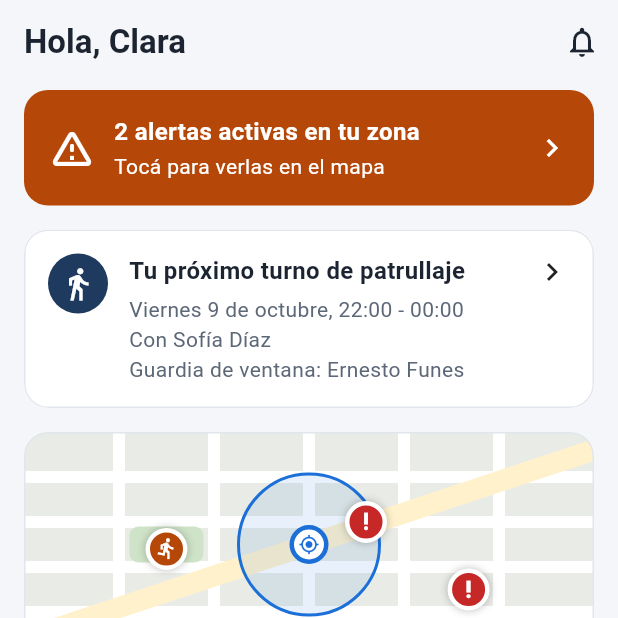
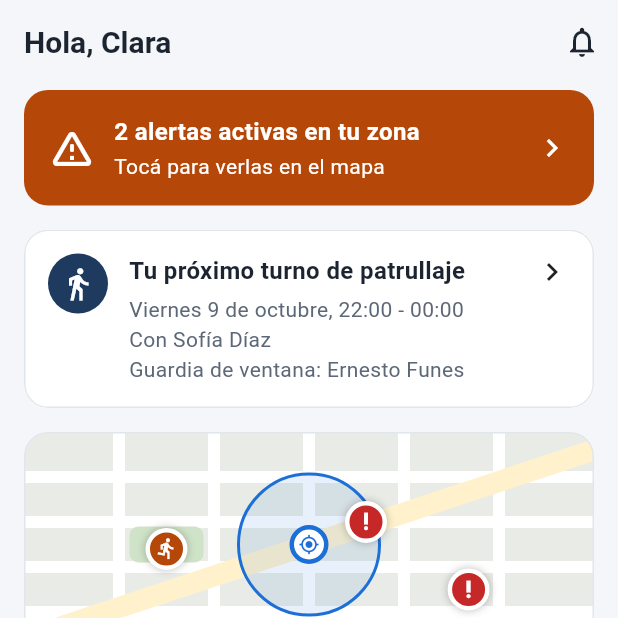
Before and after one commit to JuanPabloSimon/Proyecto_Barrio_Seguro, a Flutter app: the screen it shows after launch, after a tap on "Ingresar", on a phone screen of 412 x 824 dp, the top half of it. Run offline on Flutter 3.47's test engine with Material 3 defaults, Android fonts, the phone set to English and light mode, and no system bars.

Commit message:
A11Y: texto escalable al 200 % y movimiento reducido
Texto escalable
- Filas sin Flexible pasan a Wrap o Flexible: estado + hora en el detalle
  y en la hoja del mapa, "Alertas cerca tuyo" + "Ver en el mapa", rol del
  perfil y nombres de vecinos en los turnos.
- La leyenda del mapa deja de flotar encima del mapa: va arriba en un Wrap.
- Hoja del mapa y diálogos (911, cerrar sesión) desplazables.
- Ayudas y errores de los formularios con hasta 4 líneas.
- Iniciales del perfil se achican dentro del círculo en vez de desbordar.
- Títulos de 20 sp y más cortos ("Editar mis datos", "Mis alertas",
  "Detalle de alerta") para que entren con la escala que aplica Flutter.

Movimiento y tiempo
- TransicionAccesible: las transiciones entre pantallas desaparecen cuando
  el sistema tiene activado "Quitar animaciones".
- mostrarAviso(): avisos de 6 segundos con botón para cerrarlos, usado en
  todas las pantallas. Solo confirman acciones; nada depende de ellos.

Co-Authored-By: Claude Opus 5.5 <noreply@anthropic.com>
Claude-Session: https://claude.ai/code/session_01XtnwWcntMYJEkWyjUck3zr

```diff
--- a/lib/screens/home_screen.dart
+++ b/lib/screens/home_screen.dart
@@ -8,6 +8,7 @@ import '../theme/app_colors.dart';
 import '../utils/fechas.dart';
 import '../widgets/dialogo_911.dart';
 import '../widgets/mapa_simulado.dart';
+import '../widgets/objetivo_tactil.dart';
 import '../widgets/tarjeta_alerta.dart';
 import '../widgets/tarjeta_tocable.dart';
 import 'detalle_alerta_screen.dart';
@@ -96,15 +97,17 @@ class HomeScreen extends StatelessWidget {
             ),
           ),
           const SizedBox(height: 24),
-          Row(
+          // Wrap: con texto grande el botón baja a la línea siguiente.
+          Wrap(
+            alignment: WrapAlignment.spaceBetween,
+            crossAxisAlignment: WrapCrossAlignment.center,
+            spacing: ObjetivoTactil.separacion,
             children: [
-              Expanded(
-                child: Semantics(
-                  header: true,
-                  child: Text(
-                    'Alertas cerca tuyo',
-                    style: TextStyle(fontSize: 18, fontWeight: FontWeight.bold),
-                  ),
+              Semantics(
+                header: true,
+                child: const Text(
+                  'Alertas cerca tuyo',
+                  style: TextStyle(fontSize: 18, fontWeight: FontWeight.bold),
                 ),
               ),
               TextButton(
--- a/lib/screens/mapa_screen.dart
+++ b/lib/screens/mapa_screen.dart
@@ -24,16 +24,20 @@ class _MapaScreenState extends State<MapaScreen> {
       context: context,
       showDragHandle: true,
       useSafeArea: true,
-      builder: (ctx) => Padding(
+      // Con texto grande la hoja puede crecer y desplazarse.
+      isScrollControlled: true,
+      builder: (ctx) => SingleChildScrollView(
         padding: const EdgeInsets.fromLTRB(20, 0, 20, 24),
         child: Column(
           mainAxisSize: MainAxisSize.min,
           crossAxisAlignment: CrossAxisAlignment.stretch,
           children: [
-            Row(
+            Wrap(
+              spacing: 12,
+              runSpacing: 8,
+              crossAxisAlignment: WrapCrossAlignment.center,
               children: [
                 ChipEstado(estado: alerta.estado),
-                const Spacer(),
                 Text(
                   alerta.hace,
                   style: const TextStyle(color: AppColors.textoSecundario),
@@ -104,19 +108,20 @@ class _MapaScreenState extends State<MapaScreen> {
               ],
             ),
           ),
+          // La leyenda va arriba del mapa y no encima: con texto grande se
+          // reacomoda en varias líneas sin tapar los pines.
+          const Padding(
+            padding: EdgeInsets.fromLTRB(16, 0, 16, 12),
+            child: _Leyenda(),
+          ),
           Expanded(
-            child: Stack(
-              children: [
-                Semantics(
+            child: Semantics(
               container: true,
               explicitChildNodes: true,
               label: visibles.isEmpty
                   ? 'Mapa sin alertas para este filtro'
                   : 'Mapa con ${visibles.length} alertas. Tocá un pin para ver el resumen',
               child: MapaSimulado(alertas: visibles, onAlertaTap: _mostrarResumen),
-                ),
-                const Positioned(left: 12, top: 12, child: _Leyenda()),
-              ],
             ),
           ),
         ],
@@ -130,32 +135,24 @@ class _Leyenda extends StatelessWidget {
 
   @override
   Widget build(BuildContext context) {
-    Widget fila(Widget muestra, String texto) {
-      return Padding(
-        padding: const EdgeInsets.symmetric(vertical: 2),
-        child: Row(
+    Widget item(Widget muestra, String texto) {
+      return Row(
         mainAxisSize: MainAxisSize.min,
         children: [
           muestra,
-            const SizedBox(width: 8),
-            Text(texto, style: const TextStyle(fontSize: 14)),
+          const SizedBox(width: 6),
+          Flexible(child: Text(texto, style: const TextStyle(fontSize: 14))),
         ],
-        ),
       );
     }
 
-    return Container(
-      padding: const EdgeInsets.all(10),
-      decoration: BoxDecoration(
-        color: AppColors.superficie,
-        borderRadius: BorderRadius.circular(12),
-      ),
-      child: Column(
-        crossAxisAlignment: CrossAxisAlignment.start,
+    return Wrap(
+      spacing: 16,
+      runSpacing: 6,
       children: [
         for (final estado in EstadoAlerta.values)
-            fila(PinAlerta(estado: estado, diametro: 22), estado.etiqueta),
-          fila(
+          item(PinAlerta(estado: estado, diametro: 22), estado.etiqueta),
+        item(
           Container(
             width: 22,
             height: 22,
@@ -169,7 +166,6 @@ class _Leyenda extends StatelessWidget {
           'Vos y tu radio',
         ),
       ],
-      ),
     );
   }
 }
--- a/lib/screens/mis_alertas_screen.dart
+++ b/lib/screens/mis_alertas_screen.dart
@@ -13,7 +13,7 @@ class MisAlertasScreen extends StatelessWidget {
     final mias = alertasDemo.where((a) => a.reportadaPor == Sesion.usuario.id).toList();
 
     return Scaffold(
-      appBar: AppBar(title: const Text('Mis alertas reportadas')),
+      appBar: AppBar(title: const Text('Mis alertas')),
       body: mias.isEmpty
           ? const Center(
               child: Padding(
--- a/lib/screens/perfil_screen.dart
+++ b/lib/screens/perfil_screen.dart
@@ -29,6 +29,7 @@ class _PerfilScreenState extends State<PerfilScreen> {
     final confirmar = await showDialog<bool>(
       context: context,
       builder: (ctx) => AlertDialog(
+        scrollable: true,
         title: const Text('¿Cerrar sesión?'),
         content: const Text('Vas a dejar de recibir alertas hasta que vuelvas a ingresar.'),
         actionsOverflowButtonSpacing: 8,
@@ -70,12 +71,18 @@ class _PerfilScreenState extends State<PerfilScreen> {
               child: CircleAvatar(
                 radius: 44,
                 backgroundColor: AppColors.primary,
+                // Las iniciales se achican si no entran en el círculo.
+                child: FittedBox(
+                  child: Padding(
+                    padding: const EdgeInsets.all(12),
                     child: Text(
                       usuario.iniciales,
                       style: const TextStyle(
                         color: AppColors.sobreColor,
                         fontSize: 28,
                         fontWeight: FontWeight.bold,
+                      ),
+                    ),
                   ),
                 ),
               ),
@@ -117,9 +124,11 @@ class _PerfilScreenState extends State<PerfilScreen> {
                     color: colorRol,
                   ),
                   const SizedBox(width: 6),
-                  Text(
+                  Flexible(
+                    child: Text(
                       'Turnos: ${usuario.rol.toLowerCase()}',
-                    style: TextStyle(color: colorRol, fontWeight: FontWeight.w700),
+                      style: TextStyle(color: colorRol, fontWeight: FontWeight.bold),
+                    ),
                   ),
                 ],
               ),
--- a/lib/screens/registro_screen.dart
+++ b/lib/screens/registro_screen.dart
@@ -100,7 +100,7 @@ class _RegistroScreenState extends State<RegistroScreen> {
               hintText: 'dd/mm/aaaa',
               prefixIcon: const Icon(Icons.cake_outlined),
               errorText: errorFecha,
-              errorMaxLines: 3,
+              errorMaxLines: 4,
             ),
           ),
           if (_fechaNacimiento != null) ...[
@@ -142,7 +142,7 @@ class _RegistroScreenState extends State<RegistroScreen> {
             decoration: InputDecoration(
               labelText: 'Código de la comisión vecinal',
               helperText: 'Lo entrega la comisión para validar que vivís en el barrio.',
-              helperMaxLines: 2,
+              helperMaxLines: 4,
               prefixIcon: Icon(Icons.verified_user_outlined),
             ),
           ),
--- a/lib/screens/turnos_screen.dart
+++ b/lib/screens/turnos_screen.dart
@@ -7,6 +7,7 @@ import '../models/turno.dart';
 import '../models/vecino.dart';
 import '../theme/app_colors.dart';
 import '../utils/fechas.dart';
+import '../widgets/aviso.dart';
 import '../widgets/selector_dia.dart';
 import '../widgets/tarjeta_tocable.dart';
 
@@ -28,11 +29,7 @@ class _TurnosScreenState extends State<TurnosScreen> {
     _dia = mios.isNotEmpty ? mios.first.fecha : mesDeTurnos;
   }
 
-  void _avisar(String mensaje) {
-    ScaffoldMessenger.of(context)
-      ..hideCurrentSnackBar()
-      ..showSnackBar(SnackBar(content: Text(mensaje)));
-  }
+  void _avisar(String mensaje) => mostrarAviso(context, mensaje);
 
   void _anotar(Turno turno) {
     turnosRepositorio.anotar(Sesion.usuario, turno.fecha, turno.franja);
@@ -543,7 +540,7 @@ class _NombreVecino extends StatelessWidget {
         children: [
           const Icon(Icons.directions_walk, size: 14, color: AppColors.textoSecundario),
           const SizedBox(width: 4),
-          Text(nombre, style: const TextStyle(fontSize: 14)),
+          Flexible(child: Text(nombre, style: const TextStyle(fontSize: 14))),
         ],
       ),
     );
--- a/lib/theme/app_theme.dart
+++ b/lib/theme/app_theme.dart
@@ -1,6 +1,7 @@
 import 'package:flutter/material.dart';
 
 import 'app_colors.dart';
+import 'transiciones.dart';
 
 class AppTheme {
   AppTheme._();
@@ -30,14 +31,17 @@ class AppTheme {
       useMaterial3: true,
       colorScheme: scheme,
       scaffoldBackgroundColor: AppColors.fondo,
+      pageTransitionsTheme: transicionesAccesibles,
       appBarTheme: const AppBarTheme(
         backgroundColor: AppColors.fondo,
         foregroundColor: AppColors.texto,
         elevation: 0,
         scrolledUnderElevation: 0,
         centerTitle: false,
+        // 20 sp: con el texto del sistema agrandado, Flutter escala el título
+        // hasta 1,34x; así los títulos siguen entrando en una línea.
         titleTextStyle: TextStyle(
-          fontSize: 22,
+          fontSize: 20,
           fontWeight: FontWeight.w700,
           color: AppColors.texto,
         ),
--- /dev/null
+++ b/lib/theme/transiciones.dart
@@ -0,0 +1,40 @@
+import 'package:flutter/cupertino.dart' show CupertinoPageTransitionsBuilder;
+import 'package:flutter/material.dart';
+
+/// Transición entre pantallas que respeta la opción del sistema "Quitar
+/// animaciones" (MediaQuery.disableAnimations): si está activa, la pantalla
+/// nueva aparece directamente; si no, usa la transición normal.
+class TransicionAccesible extends PageTransitionsBuilder {
+  const TransicionAccesible(this.normal);
+
+  final PageTransitionsBuilder normal;
+
+  @override
+  Duration get transitionDuration => normal.transitionDuration;
+
+  @override
+  Duration get reverseTransitionDuration => normal.reverseTransitionDuration;
+
+  @override
+  Widget buildTransitions<T>(
+    PageRoute<T> route,
+    BuildContext context,
+    Animation<double> animation,
+    Animation<double> secondaryAnimation,
+    Widget child,
+  ) {
+    if (MediaQuery.disableAnimationsOf(context)) return child;
+    return normal.buildTransitions(route, context, animation, secondaryAnimation, child);
+  }
+}
+
+/// Transiciones de la app para cada plataforma.
+const transicionesAccesibles = PageTransitionsTheme(
+  builders: {
+    TargetPlatform.android: TransicionAccesible(PredictiveBackPageTransitionsBuilder()),
+    TargetPlatform.iOS: TransicionAccesible(CupertinoPageTransitionsBuilder()),
+    TargetPlatform.macOS: TransicionAccesible(CupertinoPageTransitionsBuilder()),
+    TargetPlatform.windows: TransicionAccesible(ZoomPageTransitionsBuilder()),
+    TargetPlatform.linux: TransicionAccesible(ZoomPageTransitionsBuilder()),
+  },
+);
```
Also changed, not shown: lib/screens/detalle_alerta_screen.dart (+10 -6 lines), lib/screens/editar_perfil_screen.dart (+6 -7 lines), lib/screens/sos_screen.dart (+4 -5 lines), lib/widgets/aviso.dart (added, +19 -0 lines), lib/widgets/dialogo_911.dart (+4 -3 lines). Lines whose indentation alone changed are shown as unchanged.
